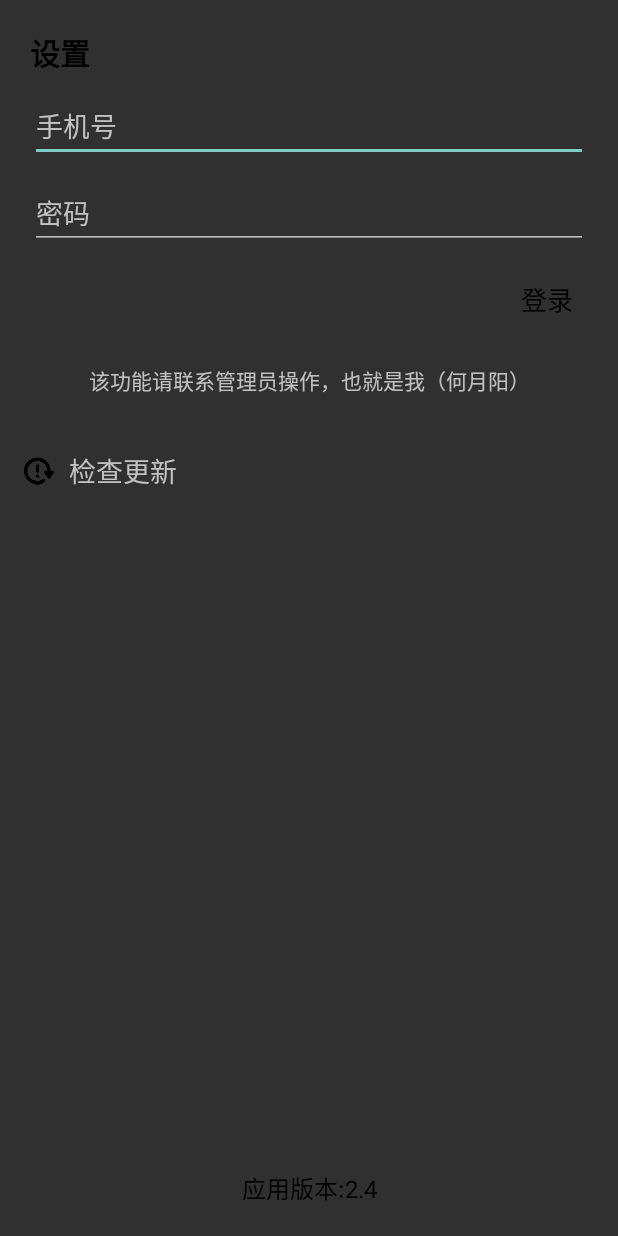
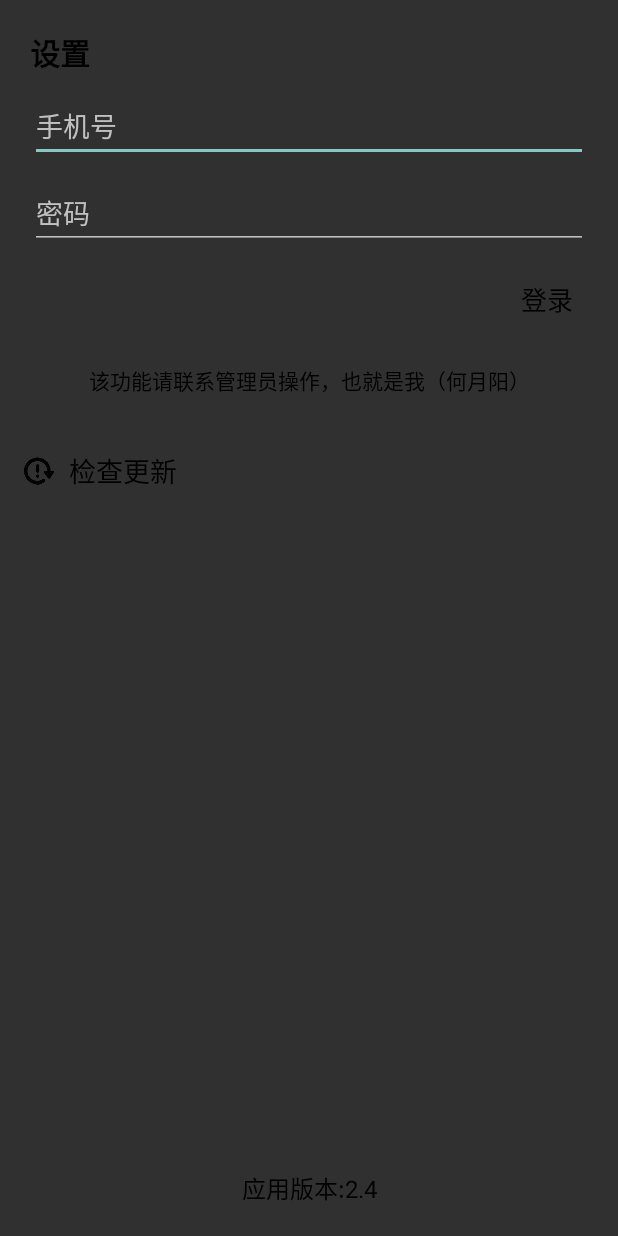
Before and after one commit to Arms-merchants/HeTao, an Android app: the fragment SettingFragment shown on its own in the app's theme, on a phone screen of 412 x 824 dp. Run offline under Robolectric (Android 15) with nearby library versions, the phone set to English and light mode, and no system bars; libraries missing offline, so code that uses them is left out: com.lxj.xpopup.

Commit message:
1.更新处理深色主体的问题 2.修改首页的样式问题

```diff
--- a/app/src/main/java/com/arm/hetao/adapter/RecyclerItemNormalHolder.java
+++ b/app/src/main/java/com/arm/hetao/adapter/RecyclerItemNormalHolder.java
@@ -4,7 +4,7 @@ import android.content.Context;
 import android.view.View;
 import android.widget.ImageView;
 import com.arm.hetao.R;
-import com.arm.hetao.SampleCoverVideo;
+import com.arm.hetao.view.SampleCoverVideo;
 import com.arm.hetao.bean.ViewPageItemBean;
 import com.shuyu.gsyvideoplayer.GSYVideoManager;
 import com.shuyu.gsyvideoplayer.builder.GSYVideoOptionBuilder;
--- a/app/src/main/java/com/arm/hetao/ui/newMenuList/NewMenuPhotoAdapter.kt
+++ b/app/src/main/java/com/arm/hetao/ui/newMenuList/NewMenuPhotoAdapter.kt
@@ -2,6 +2,7 @@ package com.arm.hetao.ui.newMenuList
 
 import android.widget.ImageView
 import coil.load
+import coil.transform.RoundedCornersTransformation
 import com.arm.hetao.R
 import com.chad.library.adapter.base.BaseQuickAdapter
 import com.chad.library.adapter.base.viewholder.BaseViewHolder
@@ -15,7 +16,9 @@ import com.chad.library.adapter.base.viewholder.BaseViewHolder
 class NewMenuPhotoAdapter(data: MutableList<String>?) :
     BaseQuickAdapter<String, BaseViewHolder>(R.layout.item_menu_photo, data) {
     override fun convert(holder: BaseViewHolder, item: String) {
-        holder.getView<ImageView>(R.id.iv).load(item)
+        holder.getView<ImageView>(R.id.iv).load(item) {
+            transformations(RoundedCornersTransformation(20f))
+        }
     }
 
 }
--- a/app/src/main/java/com/arm/hetao/SampleCoverVideo.java
+++ b/app/src/main/java/com/arm/hetao/view/SampleCoverVideo.java
@@ -1,4 +1,4 @@
-package com.arm.hetao;
+package com.arm.hetao.view;
 
 import android.content.Context;
 import android.graphics.Point;
@@ -11,6 +11,7 @@ import android.view.Window;
 import android.widget.ImageView;
 import android.widget.SeekBar;
 
+import com.arm.hetao.R;
 import com.shuyu.gsyvideoplayer.utils.CommonUtil;
 import com.shuyu.gsyvideoplayer.utils.Debuger;
 import com.shuyu.gsyvideoplayer.utils.GSYVideoType;
--- a/app/src/main/res/layout/fragment_photo_list.xml
+++ b/app/src/main/res/layout/fragment_photo_list.xml
@@ -9,7 +9,7 @@
     android:layout_width="wrap_content"
     android:layout_height="wrap_content"
     android:text="该功能暂待开发"
-    android:textColor="@color/black"
+    android:textColor="@color/text_color"
     android:textSize="20sp"
     android:textStyle="bold"
     app:layout_constraintBottom_toBottomOf="parent"
--- a/app/src/main/res/layout/fragment_setting.xml
+++ b/app/src/main/res/layout/fragment_setting.xml
@@ -11,7 +11,7 @@
     android:layout_marginStart="20dp"
     android:layout_marginTop="20dp"
     android:text="设置"
-    android:textColor="@color/black"
+    android:textColor="@color/text_color"
     android:textSize="20sp"
     android:textStyle="bold"
     app:layout_constraintStart_toStartOf="parent"
@@ -25,6 +25,7 @@
     android:layout_marginTop="10dp"
     android:layout_marginEnd="20dp"
     android:hint="手机号"
+    android:textColor="@color/text_color"
     app:layout_constraintTop_toBottomOf="@id/tvTitle" />
 
   <EditText
@@ -35,6 +36,7 @@
     android:layout_marginTop="10dp"
     android:layout_marginEnd="20dp"
     android:hint="密码"
+    android:textColor="@color/text_color"
     app:layout_constraintTop_toBottomOf="@id/etPhone" />
 
   <TextView
@@ -44,7 +46,7 @@
     android:layout_marginTop="10dp"
     android:padding="10dp"
     android:text="登录"
-    android:textColor="@color/black"
+    android:textColor="@color/text_color"
     android:textSize="17sp"
     app:layout_constraintEnd_toEndOf="@id/etPassword"
     app:layout_constraintTop_toBottomOf="@id/etPassword" />
@@ -55,6 +57,7 @@
     android:layout_height="wrap_content"
     android:layout_marginTop="20dp"
     android:text="该功能请联系管理员操作，也就是我（何月阳）"
+    android:textColor="@color/text_color"
     app:layout_constraintEnd_toEndOf="parent"
     app:layout_constraintStart_toStartOf="parent"
     app:layout_constraintTop_toBottomOf="@id/tvLogin" />
@@ -81,12 +84,12 @@
       android:layout_height="wrap_content"
       android:layout_marginStart="10dp"
       android:text="检查更新"
+      android:textColor="@color/text_color"
       android:textSize="18sp"
       app:layout_constraintBottom_toBottomOf="@id/ivUpdate"
       app:layout_constraintStart_toEndOf="@id/ivUpdate"
       app:layout_constraintTop_toTopOf="@id/ivUpdate" />
   </LinearLayout>
-
 
   <TextView
     android:id="@+id/tvVersion"
@@ -94,11 +97,10 @@
     android:layout_height="wrap_content"
     android:layout_marginTop="10dp"
     android:layout_marginBottom="20dp"
-    android:textColor="@color/black"
+    android:textColor="@color/text_color"
     android:textSize="16sp"
     app:layout_constraintBottom_toBottomOf="parent"
     app:layout_constraintEnd_toEndOf="parent"
     app:layout_constraintStart_toStartOf="parent" />
 
-
 </androidx.constraintlayout.widget.ConstraintLayout>
--- a/app/src/main/res/layout/item_menu_list.xml
+++ b/app/src/main/res/layout/item_menu_list.xml
@@ -11,7 +11,7 @@
     android:layout_marginStart="16dp"
     android:layout_marginTop="16dp"
     android:text="1231"
-    android:textColor="@color/black"
+    android:textColor="@color/text_color"
     android:textSize="20sp"
     android:textStyle="bold"
     app:layout_constraintStart_toStartOf="parent"
@@ -24,7 +24,7 @@
     android:layout_marginStart="16dp"
     android:layout_marginTop="4dp"
     android:layout_marginEnd="16dp"
-    android:textColor="@color/black"
+    android:textColor="@color/text_color"
     android:textSize="15sp"
     app:layout_constraintStart_toStartOf="parent"
     app:layout_constraintTop_toBottomOf="@id/tvTime" />
--- a/app/src/main/res/layout/layout_viewpage2_item.xml
+++ b/app/src/main/res/layout/layout_viewpage2_item.xml
@@ -3,7 +3,7 @@
   android:layout_width="match_parent"
   android:layout_height="match_parent">
 
-  <com.arm.hetao.SampleCoverVideo
+  <com.arm.hetao.view.SampleCoverVideo
     android:id="@+id/video_item_player"
     android:layout_width="match_parent"
     android:layout_height="match_parent" />
--- /dev/null
+++ b/app/src/main/res/values-night/colors.xml
@@ -0,0 +1,14 @@
+<?xml version="1.0" encoding="utf-8"?>
+<resources>
+    <color name="purple_200">#FFBB86FC</color>
+    <color name="purple_500">#FF6200EE</color>
+    <color name="purple_700">#FF3700B3</color>
+    <color name="teal_200">#FF03DAC5</color>
+    <color name="teal_700">#FF018786</color>
+    <color name="black">#FF000000</color>
+    <color name="white">#FFFFFFFF</color>
+    <color name="black_30">#4D000000</color>
+
+    <color name="text_color">@color/white</color>
+
+</resources>
--- a/app/src/main/res/values-v29/themes.xml
+++ /dev/null
@@ -1,19 +0,0 @@
-<?xml version="1.0" encoding="utf-8"?>
-<resources xmlns:tools="http://schemas.android.com/tools"
-  >
-
-  <style name="Theme.Hetao" parent="Theme.MaterialComponents.Light.DarkActionBar">
-    <!-- Primary brand color. -->
-    <item name="colorPrimary">@color/purple_500</item>
-    <item name="colorPrimaryVariant">@color/purple_700</item>
-    <item name="colorOnPrimary">@color/white</item>
-    <!-- Secondary brand color. -->
-    <item name="colorSecondary">@color/teal_200</item>
-    <item name="colorSecondaryVariant">@color/teal_700</item>
-    <item name="colorOnSecondary">@color/black</item>
-    <!-- Status bar color. -->
-    <item name="android:statusBarColor" tools:targetApi="l">?attr/colorPrimaryVariant</item>
-    <!-- Customize your theme here. -->
-    <item name="android:forceDarkAllowed">true</item>
-  </style>
-</resources>
--- a/app/src/main/res/values/colors.xml
+++ b/app/src/main/res/values/colors.xml
@@ -8,4 +8,6 @@
   <color name="black">#FF000000</color>
   <color name="white">#FFFFFFFF</color>
   <color name="black_30">#4D000000</color>
+  <color name="text_color">@color/black</color>
+  <color name="husky">#E3EFF9</color>
 </resources>
--- a/app/src/main/res/values/themes.xml
+++ b/app/src/main/res/values/themes.xml
@@ -1,6 +1,6 @@
 <resources xmlns:tools="http://schemas.android.com/tools">
   <!-- Base application theme. -->
-  <style name="Theme.Hetao" parent="Theme.MaterialComponents.Light.DarkActionBar">
+  <style name="Theme.Hetao" parent="Theme.MaterialComponents.DayNight.DarkActionBar">
     <!-- Primary brand color. -->
     <item name="colorPrimary">@color/purple_500</item>
     <item name="colorPrimaryVariant">@color/purple_700</item>
```
Also changed, not shown: app/src/main/java/com/arm/hetao/request/Require.kt (+7 -1 lines), app/src/main/res/drawable/shape_play_list_item_bg.xml (added, +7 -0 lines), app/src/main/res/layout/item_list.xml (+8 -7 lines). Lines whose indentation alone changed are shown as unchanged.
